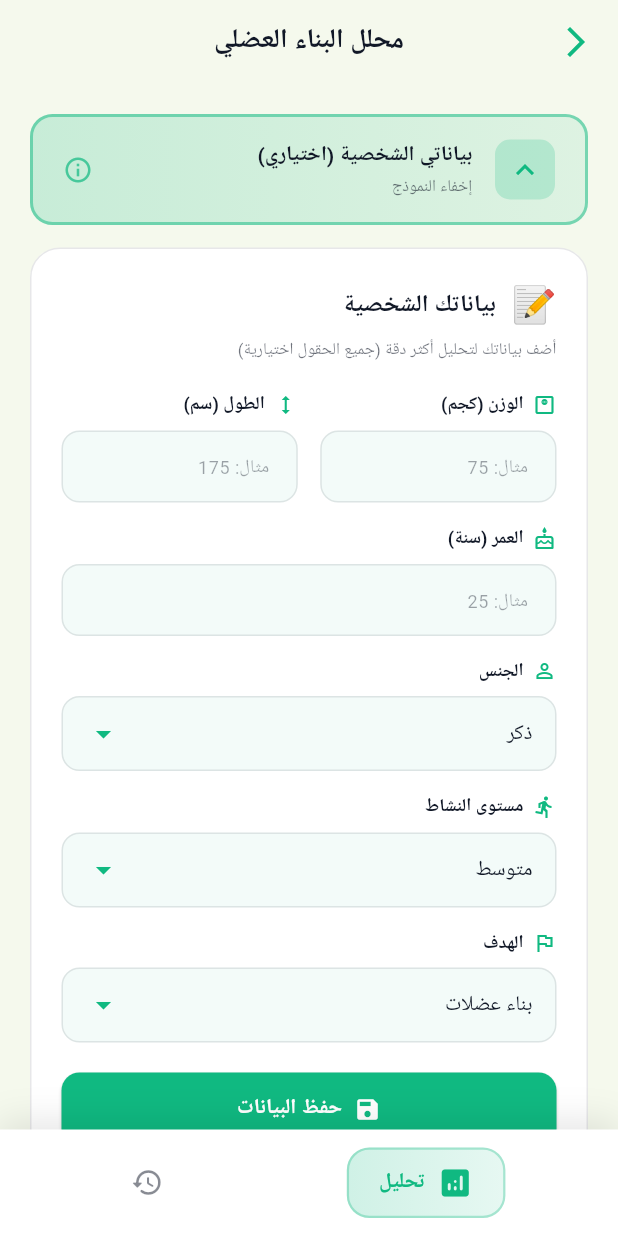
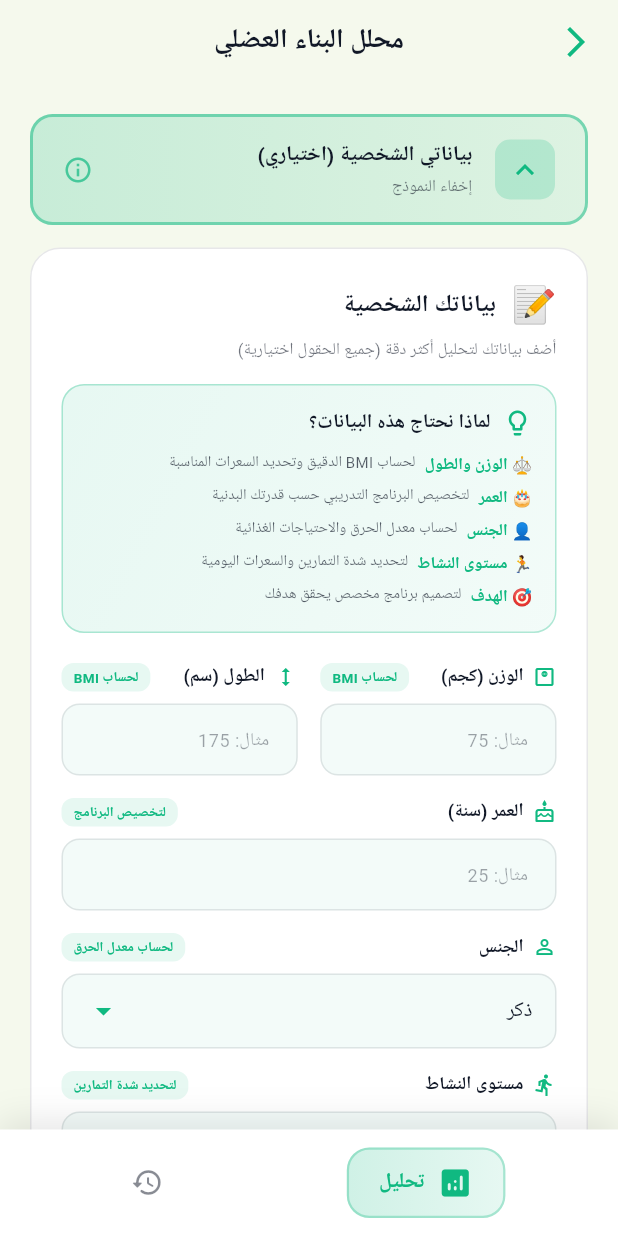
Before and after one commit to kkkrraamm/aldlma, a Flutter app: the AIFitnessAnalyzerPage screen opened directly, after a tap on "بياناتي الشخصية (اختياري)", on a phone screen of 412 x 824 dp. Run offline on Flutter 3.47's test engine with Material 3 defaults, Android fonts, the phone set to English and light mode, and no system bars; our stand-ins replace cached_network_image, device_info_plus, firebase_core, firebase_messaging, fl_chart, flutter_local_notifications and 6 more; accounts and stored records are empty; network calls fail; Roboto replaces fonts that are missing (Cairo).

Commit message:
Add professional info cards to user data form
Features:
- Added info card explaining why each data field is needed
- Added info badges next to each field label
- Weight & Height: for BMI calculation
- Age: for program customization
- Gender: for metabolic rate calculation
- Activity Level: for exercise intensity
- Goal: for personalized program design

UI improvements:
- Professional gradient info card with lightbulb icon
- Small info badges with primary color
- Clear explanations for each field
- Better user understanding of data usage

```diff
--- a/lib/ai_fitness_analyzer.dart
+++ b/lib/ai_fitness_analyzer.dart
@@ -478,17 +478,69 @@ class _AIFitnessAnalyzerPageState extends State<AIFitnessAnalyzerPage> with Sing
               color: theme.textPrimaryColor.withOpacity(0.6),
             ),
           ),
+
+          const SizedBox(height: 15),
+
+          // Info Card - لماذا نحتاج هذه البيانات؟
+          Container(
+            padding: const EdgeInsets.all(15),
+            decoration: BoxDecoration(
+              gradient: LinearGradient(
+                begin: Alignment.topLeft,
+                end: Alignment.bottomRight,
+                colors: [
+                  primaryColor.withOpacity(0.1),
+                  primaryColor.withOpacity(0.05),
+                ],
+              ),
+              borderRadius: BorderRadius.circular(15),
+              border: Border.all(
+                color: primaryColor.withOpacity(0.3),
+              ),
+            ),
+            child: Column(
+              crossAxisAlignment: CrossAxisAlignment.start,
+              children: [
+                Row(
+                  children: [
+                    Icon(Icons.lightbulb_outline, color: primaryColor, size: 20),
+                    const SizedBox(width: 8),
+                    Text(
+                      'لماذا نحتاج هذه البيانات؟',
+                      style: GoogleFonts.cairo(
+                        fontSize: 13,
+                        fontWeight: FontWeight.bold,
+                        color: theme.textPrimaryColor,
+                      ),
+                    ),
+                  ],
+                ),
+                const SizedBox(height: 10),
+                _buildInfoItem('⚖️ الوزن والطول', 'لحساب BMI الدقيق وتحديد السعرات المناسبة', theme, primaryColor),
+                const SizedBox(height: 6),
+                _buildInfoItem('🎂 العمر', 'لتخصيص البرنامج التدريبي حسب قدرتك البدنية', theme, primaryColor),
+                const SizedBox(height: 6),
+                _buildInfoItem('👤 الجنس', 'لحساب معدل الحرق والاحتياجات الغذائية', theme, primaryColor),
+                const SizedBox(height: 6),
+                _buildInfoItem('🏃 مستوى النشاط', 'لتحديد شدة التمارين والسعرات اليومية', theme, primaryColor),
+                const SizedBox(height: 6),
+                _buildInfoItem('🎯 الهدف', 'لتصميم برنامج مخصص يحقق هدفك', theme, primaryColor),
+              ],
+            ),
+          ),
+
           const SizedBox(height: 20),
 
           // Weight & Height
           Row(
             children: [
               Expanded(
-                child: _buildTextField(
+                child: _buildTextFieldWithInfo(
                   controller: _weightController,
                   label: 'الوزن (كجم)',
                   hint: 'مثال: 75',
                   icon: Icons.monitor_weight_outlined,
+                  info: 'لحساب BMI',
                   theme: theme,
                   primaryColor: primaryColor,
                   keyboardType: TextInputType.number,
@@ -496,11 +548,12 @@ class _AIFitnessAnalyzerPageState extends State<AIFitnessAnalyzerPage> with Sing
               ),
               const SizedBox(width: 15),
               Expanded(
-                child: _buildTextField(
+                child: _buildTextFieldWithInfo(
                   controller: _heightController,
                   label: 'الطول (سم)',
                   hint: 'مثال: 175',
                   icon: Icons.height,
+                  info: 'لحساب BMI',
                   theme: theme,
                   primaryColor: primaryColor,
                   keyboardType: TextInputType.number,
@@ -512,11 +565,12 @@ class _AIFitnessAnalyzerPageState extends State<AIFitnessAnalyzerPage> with Sing
           const SizedBox(height: 15),
 
           // Age
-          _buildTextField(
+          _buildTextFieldWithInfo(
             controller: _ageController,
             label: 'العمر (سنة)',
             hint: 'مثال: 25',
             icon: Icons.cake_outlined,
+            info: 'لتخصيص البرنامج',
             theme: theme,
             primaryColor: primaryColor,
             keyboardType: TextInputType.number,
@@ -525,11 +579,12 @@ class _AIFitnessAnalyzerPageState extends State<AIFitnessAnalyzerPage> with Sing
           const SizedBox(height: 15),
 
           // Gender
-          _buildDropdown(
+          _buildDropdownWithInfo(
             label: 'الجنس',
             value: _gender,
             items: ['ذكر', 'أنثى'],
             icon: Icons.person_outline,
+            info: 'لحساب معدل الحرق',
             onChanged: (value) {
               setState(() {
                 _gender = value!;
@@ -542,11 +597,12 @@ class _AIFitnessAnalyzerPageState extends State<AIFitnessAnalyzerPage> with Sing
           const SizedBox(height: 15),
 
           // Activity Level
-          _buildDropdown(
+          _buildDropdownWithInfo(
             label: 'مستوى النشاط',
             value: _activityLevel,
             items: ['قليل جداً', 'قليل', 'متوسط', 'نشط', 'نشط جداً'],
             icon: Icons.directions_run,
+            info: 'لتحديد شدة التمارين',
             onChanged: (value) {
               setState(() {
                 _activityLevel = value!;
@@ -559,11 +615,12 @@ class _AIFitnessAnalyzerPageState extends State<AIFitnessAnalyzerPage> with Sing
           const SizedBox(height: 15),
 
           // Goal
-          _buildDropdown(
+          _buildDropdownWithInfo(
             label: 'الهدف',
             value: _goal,
             items: ['خسارة دهون', 'بناء عضلات', 'تنشيف', 'صيانة'],
             icon: Icons.flag_outlined,
+            info: 'لتصميم برنامج مخصص',
             onChanged: (value) {
               setState(() {
                 _goal = value!;
@@ -610,11 +667,39 @@ class _AIFitnessAnalyzerPageState extends State<AIFitnessAnalyzerPage> with Sing
     );
   }
 
-  Widget _buildTextField({
+  Widget _buildInfoItem(String title, String description, ThemeConfig theme, Color primaryColor) {
+    return Row(
+      crossAxisAlignment: CrossAxisAlignment.start,
+      children: [
+        Text(
+          title,
+          style: GoogleFonts.cairo(
+            fontSize: 11,
+            fontWeight: FontWeight.w600,
+            color: primaryColor,
+          ),
+        ),
+        const SizedBox(width: 6),
+        Expanded(
+          child: Text(
+            description,
+            style: GoogleFonts.cairo(
+              fontSize: 10,
+              color: theme.textPrimaryColor.withOpacity(0.7),
+              height: 1.3,
+            ),
+          ),
+        ),
+      ],
+    );
+  }
+
+  Widget _buildTextFieldWithInfo({
     required TextEditingController controller,
     required String label,
     required String hint,
     required IconData icon,
+    required String info,
     required ThemeConfig theme,
     required Color primaryColor,
     TextInputType keyboardType = TextInputType.text,
@@ -626,12 +711,29 @@ class _AIFitnessAnalyzerPageState extends State<AIFitnessAnalyzerPage> with Sing
           children: [
             Icon(icon, size: 16, color: primaryColor),
             const SizedBox(width: 6),
-            Text(
+            Expanded(
+              child: Text(
                 label,
                 style: GoogleFonts.cairo(
                   fontSize: 12,
                   fontWeight: FontWeight.w600,
                   color: theme.textPrimaryColor,
+                ),
+              ),
+            ),
+            Container(
+              padding: const EdgeInsets.symmetric(horizontal: 8, vertical: 3),
+              decoration: BoxDecoration(
+                color: primaryColor.withOpacity(0.1),
+                borderRadius: BorderRadius.circular(8),
+              ),
+              child: Text(
+                info,
+                style: GoogleFonts.cairo(
+                  fontSize: 9,
+                  color: primaryColor,
+                  fontWeight: FontWeight.w600,
+                ),
               ),
             ),
           ],
@@ -678,11 +780,12 @@ class _AIFitnessAnalyzerPageState extends State<AIFitnessAnalyzerPage> with Sing
     );
   }
 
-  Widget _buildDropdown({
+  Widget _buildDropdownWithInfo({
     required String label,
     required String value,
     required List<String> items,
     required IconData icon,
+    required String info,
     required Function(String?) onChanged,
     required ThemeConfig theme,
     required Color primaryColor,
@@ -694,12 +797,29 @@ class _AIFitnessAnalyzerPageState extends State<AIFitnessAnalyzerPage> with Sing
           children: [
             Icon(icon, size: 16, color: primaryColor),
             const SizedBox(width: 6),
-            Text(
+            Expanded(
+              child: Text(
                 label,
                 style: GoogleFonts.cairo(
                   fontSize: 12,
                   fontWeight: FontWeight.w600,
                   color: theme.textPrimaryColor,
+                ),
+              ),
+            ),
+            Container(
+              padding: const EdgeInsets.symmetric(horizontal: 8, vertical: 3),
+              decoration: BoxDecoration(
+                color: primaryColor.withOpacity(0.1),
+                borderRadius: BorderRadius.circular(8),
+              ),
+              child: Text(
+                info,
+                style: GoogleFonts.cairo(
+                  fontSize: 9,
+                  color: primaryColor,
+                  fontWeight: FontWeight.w600,
+                ),
               ),
             ),
           ],
```
Lines whose indentation alone changed are shown as unchanged.
